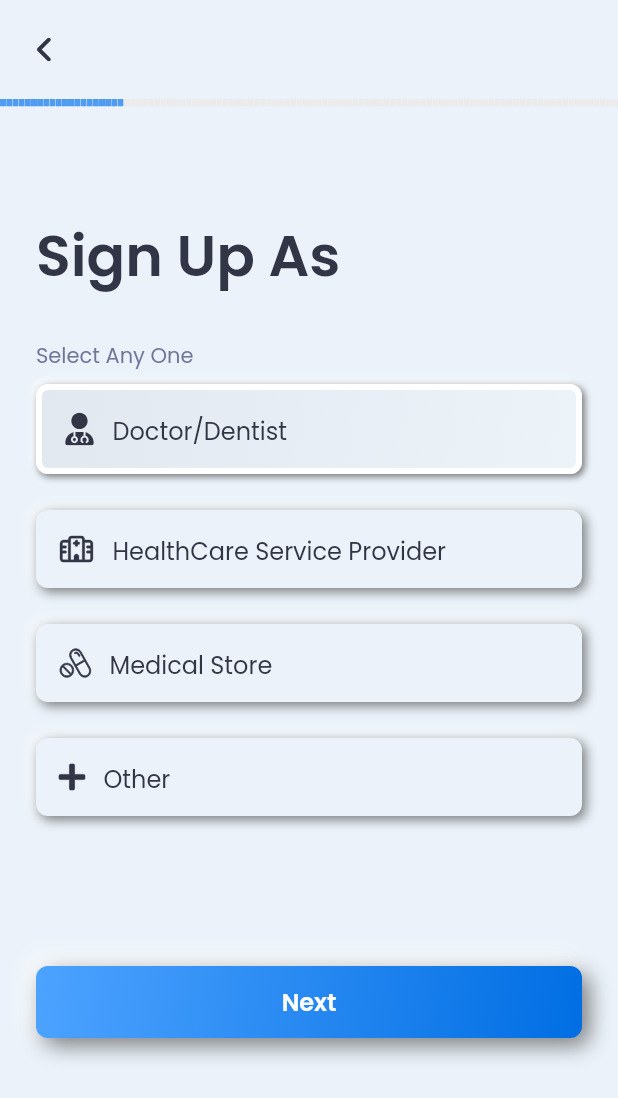
After one commit to gautamyadav422/doctor-, a Flutter app: the screen it shows after launch, after a tap on "Generate OTP", on a phone screen of 412 x 824 dp. The commit adds this screen. Shown: the top 1098 px of the screen. Run offline on Flutter 3.47's test engine with Material 2 defaults, Android fonts, the light colour scheme and no system bars; drawn by our look-alikes of flutter_neumorphic, step_progress_indicator; our stand-ins replace flutter_easyloading, flutter_svg, get, get_storage, google_fonts; network calls fail.

Commit message:
SignUpAs screen Ui

```diff
--- /dev/null
+++ b/lib/common/widgets/progeress_indicator.dart
@@ -0,0 +1,32 @@
+import 'package:doctor/constant/color_constant.dart';
+import 'package:flutter/material.dart';
+import 'package:step_progress_indicator/step_progress_indicator.dart';
+
+class PregressIndicator extends StatelessWidget {
+  const PregressIndicator(
+      {Key? key, required this.totalStep, required this.currentStep})
+      : super(key: key);
+  final int totalStep;
+  final int currentStep;
+
+  @override
+  Widget build(BuildContext context) {
+    return StepProgressIndicator(
+      totalSteps: totalStep,
+      currentStep: currentStep,
+      size: 5,
+      padding: 0,
+      selectedGradientColor: LinearGradient(
+          begin: Alignment.topLeft,
+          end: Alignment.bottomRight,
+          colors: [
+            ColorConstant.progressLine1Color,
+            ColorConstant.progressLine2Color
+          ]),
+      unselectedGradientColor: LinearGradient(colors: [
+        ColorConstant.progressWhiteLineColor,
+        ColorConstant.progressWhiteLineColor
+      ], end: Alignment.bottomRight, begin: Alignment.topLeft),
+    );
+  }
+}
--- a/lib/constant/asset_path_constant.dart
+++ b/lib/constant/asset_path_constant.dart
@@ -2,5 +2,11 @@ class AssetPathConstant {
 
 
   static const String imageBasePath = 'assets/images';
+  static const String iconsBasePath = 'assets/icons';
   static const String logoSvg = '$imageBasePath/gmoney_logo.svg';
+  static const String backIcon = '$iconsBasePath/back_icons.svg';
+  static const String heathCareIcon = '$iconsBasePath/Healthcare_icons.svg';
+  static const String medicalIcon = '$iconsBasePath/medical_icons.svg';
+  static const String otherIcon = '$iconsBasePath/other_icons.svg';
+  static const String doctorIcon = '$iconsBasePath/doctor.svg';
 }
--- a/lib/constant/color_constant.dart
+++ b/lib/constant/color_constant.dart
@@ -1,7 +1,6 @@
 import 'package:flutter/material.dart';
 
 class ColorConstant {
-
   static const appBackgroundColor = Color(0xFFEBF2F9);
   static const neuMorphicBaseColor = Color(0xFFEBF2F9);
   static const lightGreyColor = Color(0xFF777777);
@@ -9,4 +8,11 @@ class ColorConstant {
   static const primaryButtonEndColor = Color(0xFF006EE3);
   static const primaryTextColor = Color(0xFF323546);
   static const secondaryTextColor = Color(0xFF707699);
+
+  static const iconsButtonColor = Color(0xFF323546);
+  static const progressLine1Color = Color(0xFF509CF0);
+  static const progressLine2Color = Color(0xFF2E86E5);
+  static const progressWhiteLineColor = Color(0xFFEBEBEB);
+
+
 }
--- a/lib/constant/string_constant.dart
+++ b/lib/constant/string_constant.dart
@@ -5,4 +5,11 @@ class StringConstant {
   static const String otp = 'OTP';
   static const String generateOTPLabel = 'Generate OTP';
   static const String submitLabel = 'Submit';
+  static const String signupAsLabel = 'Sign Up As';
+  static const String signupSelectLabel = 'Select Any One';
+  static const String healthCareServiceLabel = 'HealthCare Service Provider';
+  static const String doctorDentistLabel = 'Doctor/Dentist';
+  static const String medicalStoreLabel = 'Medical Store';
+  static const String otherLabel = 'Other';
+  static const String nextButton = 'Next';
 }
--- a/lib/presentation/login/ui/login_screen.dart
+++ b/lib/presentation/login/ui/login_screen.dart
@@ -8,6 +8,7 @@ import 'package:doctor/common/widgets/vertical_spacer.dart';
 import 'package:doctor/constant/asset_path_constant.dart';
 import 'package:doctor/constant/color_constant.dart';
 import 'package:doctor/constant/string_constant.dart';
+import 'package:doctor/presentation/signup_as/ui/signup_screen.dart';
 import 'package:doctor/util/log.dart';
 import 'package:flutter/material.dart';
 import 'package:flutter_neumorphic/flutter_neumorphic.dart';
@@ -115,6 +116,7 @@ class LoginScreen extends StatelessWidget {
                   text: StringConstant.generateOTPLabel,
                   onPressed: () {
                     controller.sendOTP();
+                    Get.to(SignupScreen());
                   },
                 ),
               ),
@@ -122,9 +124,7 @@ class LoginScreen extends StatelessWidget {
                 visible: authController.submitButtonVisibility.value,
                 child: PrimaryButton(
                   text: StringConstant.submitLabel,
-                  onPressed: () {
-
-                  },
+                  onPressed: () {},
                 ),
               ),
             ],
--- /dev/null
+++ b/lib/presentation/signup_as/ui/signup_screen.dart
@@ -0,0 +1,206 @@
+import 'package:doctor/common/widgets/app_container.dart';
+import 'package:doctor/common/widgets/horizontal_spacer.dart';
+import 'package:doctor/common/widgets/primary_button.dart';
+import 'package:doctor/common/widgets/progeress_indicator.dart';
+import 'package:doctor/common/widgets/selectable_container.dart';
+import 'package:doctor/common/widgets/text_view.dart';
+import 'package:doctor/common/widgets/vertical_spacer.dart';
+import 'package:doctor/constant/asset_path_constant.dart';
+import 'package:doctor/constant/color_constant.dart';
+import 'package:doctor/constant/string_constant.dart';
+import 'package:flutter/material.dart';
+import 'package:flutter_svg/flutter_svg.dart';
+import 'package:get/get.dart';
+import 'package:step_progress_indicator/step_progress_indicator.dart';
+
+class SignupScreen extends StatelessWidget {
+  const SignupScreen({Key? key}) : super(key: key);
+
+  @override
+  Widget build(BuildContext context) {
+    return Scaffold(
+      backgroundColor: ColorConstant.appBackgroundColor,
+      body: SafeArea(
+        child: Column(
+          mainAxisAlignment: MainAxisAlignment.start,
+          crossAxisAlignment: CrossAxisAlignment.start,
+          children: [
+            Padding(
+              padding: const EdgeInsets.all(24.0),
+              child: InkWell(
+                onTap: () => Get.back(),
+                child: SvgPicture.asset(
+                  AssetPathConstant.backIcon,
+                  color: ColorConstant.iconsButtonColor,
+                  height: 18,
+                  width: 10.5,
+                ),
+              ),
+            ),
+            const PregressIndicator(totalStep: 100, currentStep: 20),
+            const VerticalSpacer(spacing: 71),
+            const Padding(
+              padding: EdgeInsets.symmetric(horizontal: 24),
+              child: TextView(
+                text: StringConstant.signupAsLabel,
+                style: TextStyle(
+                  fontSize: 38,
+                  fontWeight: FontWeight.w600,
+                ),
+              ),
+            ),
+            const VerticalSpacer(
+              spacing: 28,
+            ),
+            const Padding(
+              padding: EdgeInsets.symmetric(horizontal: 24),
+              child: TextView(
+                text: StringConstant.signupSelectLabel,
+                style: TextStyle(
+                  fontSize: 14,
+                  color: ColorConstant.secondaryTextColor,
+                ),
+              ),
+            ),
+            const VerticalSpacer(
+              spacing: 8,
+            ),
+            Padding(
+              padding: const EdgeInsets.symmetric(horizontal: 24),
+              child: SelectableContainer(
+                onPressed: () {},
+                height: 52,
+                isSelected: true,
+                child: Padding(
+                  padding: const EdgeInsets.all(15),
+                  child: Row(
+                    children: [
+                      SvgPicture.asset(
+                        AssetPathConstant.doctorIcon,
+                        color: ColorConstant.iconsButtonColor,
+                      ),
+                      const HorizontalSpacer(
+                        spacing: 12,
+                      ),
+                      const TextView(
+                        text: StringConstant.doctorDentistLabel,
+                        style: TextStyle(
+                          fontSize: 16,
+                        ),
+                      ),
+                    ],
+                  ),
+                ),
+              ),
+            ),
+            const VerticalSpacer(
+              spacing: 24,
+            ),
+            Padding(
+              padding: const EdgeInsets.symmetric(horizontal: 24),
+              child: SelectableContainer(
+                onPressed: () {},
+                height: 52,
+                child: Padding(
+                  padding: EdgeInsets.all(15),
+                  child: Row(
+                    children: [
+                      SvgPicture.asset(
+                        AssetPathConstant.heathCareIcon,
+                        color: ColorConstant.iconsButtonColor,
+                      ),
+                      const HorizontalSpacer(
+                        spacing: 12,
+                      ),
+                      const TextView(
+                        text: StringConstant.healthCareServiceLabel,
+                        style: TextStyle(
+                          fontSize: 16,
+                        ),
+                      ),
+                    ],
+                  ),
+                ),
+              ),
+            ),
+            const VerticalSpacer(
+              spacing: 24,
+            ),
+            Padding(
+              padding: const EdgeInsets.symmetric(horizontal: 24),
+              child: SelectableContainer(
+                onPressed: () {},
+                height: 52,
+                child: Padding(
+                  padding: const EdgeInsets.all(15),
+                  child: Row(
+                    children: [
+                      SvgPicture.asset(
+                        AssetPathConstant.medicalIcon,
+                        color: ColorConstant.iconsButtonColor,
+                      ),
+                      const HorizontalSpacer(
+                        spacing: 12,
+                      ),
+                      const TextView(
+                        text: StringConstant.medicalStoreLabel,
+                        style: TextStyle(
+                          fontSize: 16,
+                        ),
+                      ),
+                    ],
+                  ),
+                ),
+              ),
+            ),
+            const VerticalSpacer(
+              spacing: 24,
+            ),
+            Padding(
+              padding: const EdgeInsets.symmetric(horizontal: 24),
+              child: SelectableContainer(
+                onPressed: () {},
+                height: 52,
+                child: Padding(
+                  padding: const EdgeInsets.all(15),
+                  child: Row(
+                    children: [
+                      SvgPicture.asset(
+                        AssetPathConstant.otherIcon,
+                        color: ColorConstant.iconsButtonColor,
+                      ),
+                      const HorizontalSpacer(
+                        spacing: 12,
+                      ),
+                      const TextView(
+                        text: StringConstant.otherLabel,
+                        style: TextStyle(
+                          fontSize: 16,
+                        ),
+                      ),
+                    ],
+                  ),
+                ),
+              ),
+            ),
+            const VerticalSpacer(
+              spacing: 100,
+            ),
+            Padding(
+              padding: const EdgeInsets.symmetric(horizontal: 24),
+              child: Visibility(
+                child: PrimaryButton(
+                  text: StringConstant.nextButton,
+                  onPressed: () {},
+                ),
+              ),
+            ),
+            const VerticalSpacer(
+              spacing: 10,
+            ),
+          ],
+        ),
+      ),
+    );
+  }
+}
--- a/pubspec.yaml
+++ b/pubspec.yaml
@@ -49,6 +49,7 @@ dependencies:
   #Easy Loading
   flutter_easyloading: ^3.0.5
   pin_code_fields: ^7.4.0
+  step_progress_indicator: ^1.0.2
 
 dev_dependencies:
   flutter_test:
```
Also changed, not shown: assets/icons/Healthcare_icons.svg (added), assets/icons/back_icons.svg (added), assets/icons/doctor.svg (added), assets/icons/medical_icons.svg (added), assets/icons/other_icons.svg (added).
